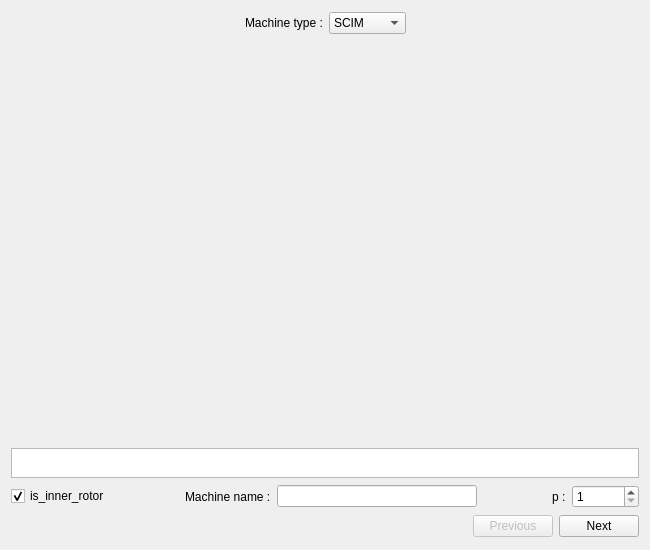
This is pyleecan/GUI/Dialog/DMachineSetup/SMachineType/SMachineType.ui in Eomys/pyleecan as Qt 5 draws it before an edit. The edited form follows.
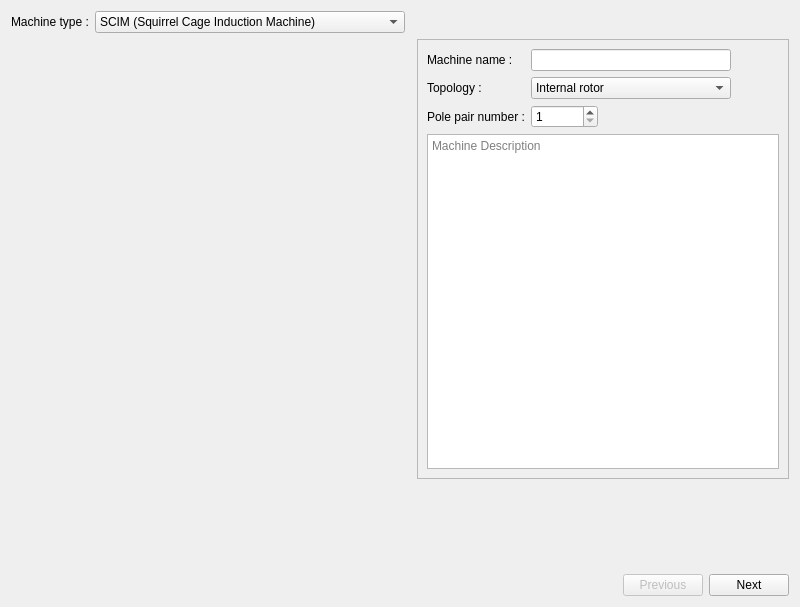
This is the edited form. Icons and pictures are not drawn.

Commit message: [WP] rework of the machine type widget

Diff of the .ui file:
```diff
--- a/pyleecan/GUI/Dialog/DMachineSetup/SMachineType/SMachineType.ui
+++ b/pyleecan/GUI/Dialog/DMachineSetup/SMachineType/SMachineType.ui
@@ -6,13 +6,13 @@
    <rect>
     <x>0</x>
     <y>0</y>
-    <width>650</width>
-    <height>550</height>
+    <width>800</width>
+    <height>607</height>
    </rect>
   </property>
   <property name="minimumSize">
    <size>
-    <width>650</width>
+    <width>800</width>
     <height>550</height>
    </size>
   </property>
@@ -20,23 +20,19 @@
    <string>Form</string>
   </property>
   <layout class="QVBoxLayout" name="verticalLayout">
-   <item>
-    <layout class="QHBoxLayout" name="horizontalLayout_5">
-     <item>
-      <spacer name="horizontalSpacer_2">
-       <property name="orientation">
-        <enum>Qt::Horizontal</enum>
-       </property>
-       <property name="sizeHint" stdset="0">
-        <size>
-         <width>40</width>
-         <height>20</height>
-        </size>
-       </property>
-      </spacer>
-     </item>
+   <property name="spacing">
+    <number>6</number>
+   </property>
+   <item>
+    <layout class="QHBoxLayout" name="horizontalLayout_10">
      <item>
       <widget class="QLabel" name="in_machine_type">
+       <property name="sizePolicy">
+        <sizepolicy hsizetype="Fixed" vsizetype="Preferred">
+         <horstretch>0</horstretch>
+         <verstretch>0</verstretch>
+        </sizepolicy>
+       </property>
        <property name="text">
         <string>Machine type :</string>
        </property>
@@ -44,45 +40,52 @@
      </item>
      <item>
       <widget class="QComboBox" name="c_type">
-       <item>
-        <property name="text">
-         <string>SCIM</string>
-        </property>
-       </item>
+       <property name="sizePolicy">
+        <sizepolicy hsizetype="Preferred" vsizetype="Fixed">
+         <horstretch>0</horstretch>
+         <verstretch>0</verstretch>
+        </sizepolicy>
+       </property>
+       <property name="maximumSize">
+        <size>
+         <width>310</width>
+         <height>16777215</height>
+        </size>
+       </property>
        <item>
         <property name="text">
-         <string>DFIM</string>
+         <string>SCIM (Squirrel Cage Induction Machine)</string>
         </property>
        </item>
        <item>
         <property name="text">
-         <string>WRSM</string>
+         <string>DFIM (Doubly Fed Induction Machine)</string>
         </property>
        </item>
        <item>
         <property name="text">
-         <string>SPMSM</string>
+         <string>WRSM (Wound Rotor Synchronous Machine)</string>
         </property>
        </item>
        <item>
         <property name="text">
-         <string>SIPMSM</string>
+         <string>SIPMSM (Surface Inset Permanent Magnet Synchronous Machine)</string>
         </property>
        </item>
        <item>
         <property name="text">
-         <string>IPMSM</string>
+         <string>IPMSM (Interior Permanent Magnet Synchronous Machine)</string>
         </property>
        </item>
        <item>
         <property name="text">
-         <string>SyRM</string>
+         <string>SynRM (Synchronous Reluctance Machine)</string>
         </property>
        </item>
       </widget>
      </item>
      <item>
-      <spacer name="horizontalSpacer_4">
+      <spacer name="horizontalSpacer_2">
        <property name="orientation">
         <enum>Qt::Horizontal</enum>
        </property>
@@ -99,11 +102,19 @@
    <item>
     <layout class="QHBoxLayout" name="horizontalLayout_4">
      <item>
+      <layout class="QVBoxLayout" name="verticalLayout_2">
+       <item>
       <widget class="QLabel" name="img_type_machine">
+         <property name="sizePolicy">
+          <sizepolicy hsizetype="Expanding" vsizetype="Expanding">
+           <horstretch>0</horstretch>
+           <verstretch>0</verstretch>
+          </sizepolicy>
+         </property>
        <property name="minimumSize">
         <size>
-         <width>300</width>
-         <height>300</height>
+           <width>400</width>
+           <height>400</height>
         </size>
        </property>
        <property name="maximumSize">
@@ -123,88 +134,109 @@
        </property>
       </widget>
      </item>
-    </layout>
-   </item>
    <item>
-    <widget class="QTextEdit" name="txt_type_machine">
-     <property name="maximumSize">
-      <size>
-       <width>16777215</width>
-       <height>30</height>
-      </size>
-     </property>
-     <property name="textInteractionFlags">
-      <set>Qt::TextSelectableByKeyboard|Qt::TextSelectableByMouse</set>
-     </property>
-    </widget>
-   </item>
-   <item>
-    <layout class="QHBoxLayout" name="horizontalLayout">
-     <item>
-      <widget class="QCheckBox" name="is_inner_rotor">
-       <property name="toolTip">
-        <string>1 for internal rotor topology, 0 for external rotor</string>
-       </property>
-       <property name="text">
-        <string>is_inner_rotor</string>
-       </property>
-       <property name="checked">
-        <bool>true</bool>
-       </property>
-      </widget>
-     </item>
-     <item>
-      <spacer name="horizontalSpacer">
+        <spacer name="verticalSpacer_2">
        <property name="orientation">
-        <enum>Qt::Horizontal</enum>
+          <enum>Qt::Vertical</enum>
        </property>
        <property name="sizeHint" stdset="0">
         <size>
-         <width>40</width>
-         <height>20</height>
+           <width>20</width>
+           <height>40</height>
         </size>
        </property>
       </spacer>
      </item>
+      </layout>
+     </item>
      <item>
+      <widget class="QScrollArea" name="scrollArea">
+       <property name="widgetResizable">
+        <bool>true</bool>
+       </property>
+       <widget class="QWidget" name="scrollAreaWidgetContents_2">
+        <property name="geometry">
+         <rect>
+          <x>0</x>
+          <y>0</y>
+          <width>370</width>
+          <height>446</height>
+         </rect>
+        </property>
+        <property name="sizePolicy">
+         <sizepolicy hsizetype="Preferred" vsizetype="Preferred">
+          <horstretch>0</horstretch>
+          <verstretch>0</verstretch>
+         </sizepolicy>
+        </property>
+        <layout class="QVBoxLayout" name="verticalLayout_3">
+         <item>
+          <layout class="QGridLayout" name="gridLayout_2">
+           <item row="2" column="0">
+            <widget class="QTextEdit" name="textEdit">
+             <property name="enabled">
+              <bool>true</bool>
+             </property>
+             <property name="sizePolicy">
+              <sizepolicy hsizetype="Expanding" vsizetype="Preferred">
+               <horstretch>0</horstretch>
+               <verstretch>0</verstretch>
+              </sizepolicy>
+             </property>
+             <property name="minimumSize">
+              <size>
+               <width>0</width>
+               <height>0</height>
+              </size>
+             </property>
+             <property name="placeholderText">
+              <string>Machine Description</string>
+             </property>
+            </widget>
+           </item>
+           <item row="1" column="0">
+            <layout class="QGridLayout" name="gridLayout">
+             <item row="1" column="1">
+              <widget class="QComboBox" name="c_topology">
+               <property name="sizePolicy">
+                <sizepolicy hsizetype="Preferred" vsizetype="Fixed">
+                 <horstretch>0</horstretch>
+                 <verstretch>0</verstretch>
+                </sizepolicy>
+               </property>
+               <item>
+                <property name="text">
+                 <string>Internal rotor</string>
+                </property>
+               </item>
+               <item>
+                <property name="text">
+                 <string>External rotor</string>
+                </property>
+               </item>
+              </widget>
+             </item>
+             <item row="0" column="0">
       <widget class="QLabel" name="in_name">
+               <property name="sizePolicy">
+                <sizepolicy hsizetype="Fixed" vsizetype="Fixed">
+                 <horstretch>0</horstretch>
+                 <verstretch>0</verstretch>
+                </sizepolicy>
+               </property>
        <property name="text">
         <string>Machine name :</string>
        </property>
       </widget>
      </item>
-     <item>
-      <widget class="QLineEdit" name="le_name">
-       <property name="minimumSize">
-        <size>
-         <width>200</width>
-         <height>0</height>
-        </size>
-       </property>
-      </widget>
-     </item>
-     <item>
-      <spacer name="horizontalSpacer_5">
-       <property name="orientation">
-        <enum>Qt::Horizontal</enum>
-       </property>
-       <property name="sizeHint" stdset="0">
-        <size>
-         <width>40</width>
-         <height>20</height>
-        </size>
-       </property>
-      </spacer>
-     </item>
-     <item>
-      <widget class="QLabel" name="in_p">
-       <property name="text">
-        <string>p :</string>
-       </property>
-      </widget>
-     </item>
-     <item>
+             <item row="2" column="1">
       <widget class="QSpinBox" name="si_p">
+               <property name="sizePolicy">
+                <sizepolicy hsizetype="Fixed" vsizetype="Fixed">
+                 <horstretch>0</horstretch>
+                 <verstretch>0</verstretch>
+                </sizepolicy>
+               </property>
        <property name="minimum">
         <number>1</number>
        </property>
@@ -216,7 +248,83 @@
        </property>
       </widget>
      </item>
-    </layout>
+             <item row="1" column="0">
+              <widget class="QLabel" name="label">
+               <property name="sizePolicy">
+                <sizepolicy hsizetype="Fixed" vsizetype="Preferred">
+                 <horstretch>0</horstretch>
+                 <verstretch>0</verstretch>
+                </sizepolicy>
+               </property>
+               <property name="text">
+                <string>Topology : </string>
+               </property>
+              </widget>
+             </item>
+             <item row="0" column="1">
+              <widget class="QLineEdit" name="le_name">
+               <property name="sizePolicy">
+                <sizepolicy hsizetype="Preferred" vsizetype="Fixed">
+                 <horstretch>0</horstretch>
+                 <verstretch>0</verstretch>
+                </sizepolicy>
+               </property>
+               <property name="minimumSize">
+                <size>
+                 <width>200</width>
+                 <height>0</height>
+                </size>
+               </property>
+              </widget>
+             </item>
+             <item row="0" column="2">
+              <spacer name="horizontalSpacer">
+               <property name="orientation">
+                <enum>Qt::Horizontal</enum>
+               </property>
+               <property name="sizeHint" stdset="0">
+                <size>
+                 <width>40</width>
+                 <height>20</height>
+                </size>
+               </property>
+              </spacer>
+             </item>
+             <item row="2" column="0">
+              <widget class="QLabel" name="in_p">
+               <property name="sizePolicy">
+                <sizepolicy hsizetype="Fixed" vsizetype="Preferred">
+                 <horstretch>0</horstretch>
+                 <verstretch>0</verstretch>
+                </sizepolicy>
+               </property>
+               <property name="text">
+                <string>Pole pair number :</string>
+               </property>
+              </widget>
+             </item>
+            </layout>
+           </item>
+          </layout>
+         </item>
+        </layout>
+       </widget>
+      </widget>
+     </item>
+    </layout>
+   </item>
+   <item>
+    <spacer name="verticalSpacer">
+     <property name="orientation">
+      <enum>Qt::Vertical</enum>
+     </property>
+     <property name="sizeHint" stdset="0">
+      <size>
+       <width>20</width>
+       <height>40</height>
+      </size>
+     </property>
+    </spacer>
    </item>
    <item>
     <layout class="QHBoxLayout" name="horizontalLayout_2">
```
Left out of the diff: 1 changed line with no effect on the pictures. Lines whose indentation alone changed are shown as unchanged. The commit also changes 143 other files.
